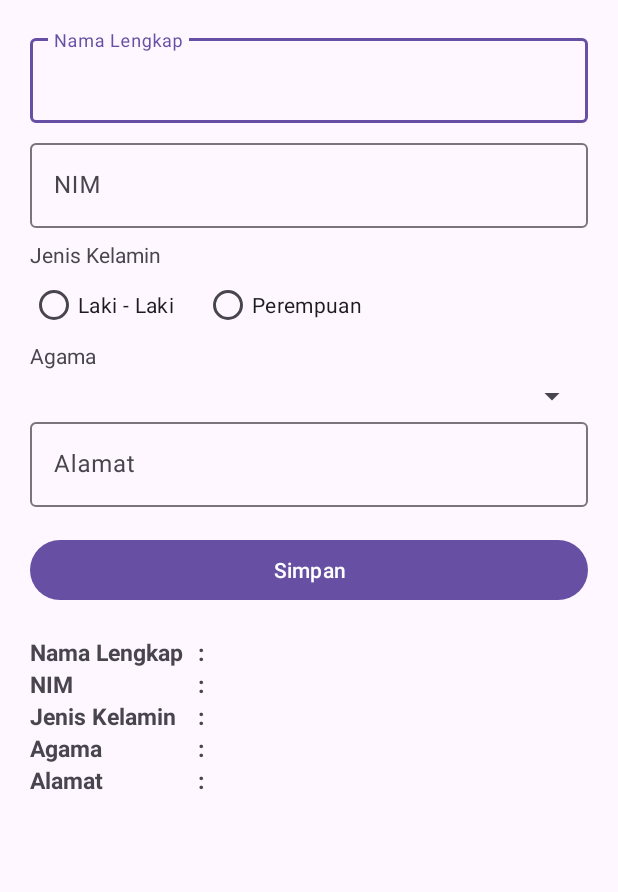
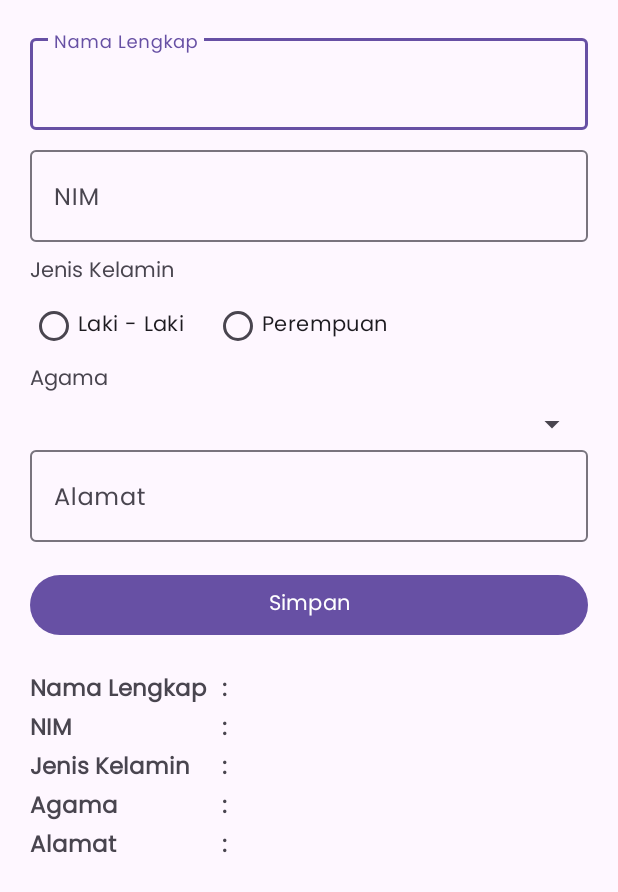
Before and after one commit to rrma1710/AssigmentDesign, an Android app: the InputDataActivity screen opened directly, with no data from a screen before it, on a phone screen of 412 x 824 dp. Shown: the top 892 px of the screen. Run offline under Robolectric (Android 15) with nearby library versions, the phone set to English and light mode, and no system bars.

Commit message:
Update activity_input_data.xml

```diff
--- a/app/src/main/java/com/vsga/assigmentdesign/activity/dashboard/InputDataActivity.kt
+++ b/app/src/main/java/com/vsga/assigmentdesign/activity/dashboard/InputDataActivity.kt
@@ -1,9 +1,12 @@
 package com.vsga.assigmentdesign.activity.dashboard
 
+import android.graphics.text.LineBreaker.JUSTIFICATION_MODE_INTER_WORD
+import android.os.Build
 import android.os.Bundle
 import android.widget.ArrayAdapter
 import android.widget.Button
 import android.widget.RadioButton
+import androidx.annotation.RequiresApi
 import androidx.appcompat.app.AppCompatActivity
 import com.vsga.assigmentdesign.R
 import com.vsga.assigmentdesign.databinding.ActivityInputDataBinding
@@ -20,6 +23,7 @@ class InputDataActivity : AppCompatActivity() {
     var selectedSuperStar: String? = null
     var submit: Button? = null
 
+    @RequiresApi(Build.VERSION_CODES.O)
     override fun onCreate(savedInstanceState: Bundle?) {
         super.onCreate(savedInstanceState)
         binding = ActivityInputDataBinding.inflate(layoutInflater)
--- a/app/src/main/res/layout/activity_input_data.xml
+++ b/app/src/main/res/layout/activity_input_data.xml
@@ -19,6 +19,7 @@
         <com.google.android.material.textfield.TextInputEditText
             android:layout_width="match_parent"
             android:layout_height="wrap_content"
+            android:fontFamily="@font/poppins"
             android:hint="Nama Lengkap" />
     </com.google.android.material.textfield.TextInputLayout>
 
@@ -32,6 +33,7 @@
         <com.google.android.material.textfield.TextInputEditText
             android:layout_width="match_parent"
             android:layout_height="wrap_content"
+            android:fontFamily="@font/poppins"
             android:hint="NIM" />
     </com.google.android.material.textfield.TextInputLayout>
 
@@ -42,6 +44,7 @@
         android:layout_marginStart="20dp"
         android:layout_marginTop="8dp"
         android:layout_marginEnd="20dp"
+        android:fontFamily="@font/poppins"
         android:text="Jenis Kelamin" />
 
     <RadioGroup
@@ -57,12 +60,14 @@
             android:layout_width="match_parent"
             android:layout_height="wrap_content"
             android:layout_marginEnd="20dp"
+            android:fontFamily="@font/poppins"
             android:text="Laki - Laki" />
 
         <RadioButton
             android:id="@+id/rb_perempuan"
             android:layout_width="match_parent"
             android:layout_height="wrap_content"
+            android:fontFamily="@font/poppins"
             android:text="Perempuan" />
     </RadioGroup>
 
@@ -72,6 +77,7 @@
         android:layout_marginStart="20dp"
         android:layout_marginEnd="20dp"
         android:layout_marginBottom="5dp"
+        android:fontFamily="@font/poppins"
         android:text="Agama" />
 
     <Spinner
@@ -79,6 +85,7 @@
         android:layout_width="match_parent"
         android:layout_height="wrap_content"
         android:layout_marginStart="20dp"
+        android:theme="@style/SpinnerTheme"
         android:layout_marginEnd="20dp" />
 
     <com.google.android.material.textfield.TextInputLayout
@@ -90,10 +97,11 @@
         android:layout_marginBottom="8dp">
 
         <com.google.android.material.textfield.TextInputEditText
-            maxLines="2"
             android:layout_width="match_parent"
             android:layout_height="wrap_content"
-            android:hint="Alamat" />
+            android:fontFamily="@font/poppins"
+            android:hint="Alamat"
+            android:maxLines="3" />
     </com.google.android.material.textfield.TextInputLayout>
 
 
@@ -104,14 +112,15 @@
         android:layout_marginStart="20dp"
         android:layout_marginTop="10dp"
         android:layout_marginEnd="20dp"
+        android:fontFamily="@font/poppins"
         android:text="@string/simpan" />
 
     <LinearLayout
-        android:layout_marginTop="20dp"
-        android:layout_marginStart="20dp"
-        android:layout_marginEnd="20dp"
         android:layout_width="match_parent"
         android:layout_height="wrap_content"
+        android:layout_marginStart="20dp"
+        android:layout_marginTop="20dp"
+        android:layout_marginEnd="20dp"
         android:orientation="horizontal">
 
         <LinearLayout
@@ -124,6 +133,7 @@
                 android:layout_height="wrap_content"
                 android:text="@string/nama_lengkap"
                 android:textSize="15sp"
+                android:fontFamily="@font/poppins"
                 android:textStyle="bold" />
 
             <TextView
@@ -131,6 +141,7 @@
                 android:layout_height="wrap_content"
                 android:text="NIM"
                 android:textSize="15sp"
+                android:fontFamily="@font/poppins"
                 android:textStyle="bold" />
 
             <TextView
@@ -138,12 +149,14 @@
                 android:layout_height="wrap_content"
                 android:text="@string/jenis_kelamin"
                 android:textSize="15sp"
+                android:fontFamily="@font/poppins"
                 android:textStyle="bold" />
 
             <TextView
                 android:layout_width="match_parent"
                 android:layout_height="wrap_content"
                 android:text="@string/agama"
+                android:fontFamily="@font/poppins"
                 android:textSize="15sp"
                 android:textStyle="bold" />
 
@@ -152,9 +165,10 @@
                 android:layout_height="wrap_content"
                 android:text="@string/alamat"
                 android:textSize="15sp"
-                android:justificationMode="inter_word"
+                android:fontFamily="@font/poppins"
                 android:textStyle="bold" />
         </LinearLayout>
+
         <LinearLayout
             android:layout_width="wrap_content"
             android:layout_height="wrap_content"
@@ -166,6 +180,7 @@
                 android:layout_width="match_parent"
                 android:layout_height="wrap_content"
                 android:text="@string/titik2"
+                android:fontFamily="@font/poppins"
                 android:textSize="15sp"
                 android:textStyle="bold" />
 
@@ -173,6 +188,7 @@
                 android:layout_width="match_parent"
                 android:layout_height="wrap_content"
                 android:text="@string/titik2"
+                android:fontFamily="@font/poppins"
                 android:textSize="15sp"
                 android:textStyle="bold" />
 
@@ -180,6 +196,7 @@
                 android:layout_width="match_parent"
                 android:layout_height="wrap_content"
                 android:text="@string/titik2"
+                android:fontFamily="@font/poppins"
                 android:textSize="15sp"
                 android:textStyle="bold" />
 
@@ -187,6 +204,7 @@
                 android:layout_width="match_parent"
                 android:layout_height="wrap_content"
                 android:text="@string/titik2"
+                android:fontFamily="@font/poppins"
                 android:textSize="15sp"
                 android:textStyle="bold" />
 
@@ -194,6 +212,7 @@
                 android:layout_width="match_parent"
                 android:layout_height="wrap_content"
                 android:text="@string/titik2"
+                android:fontFamily="@font/poppins"
                 android:textSize="15sp"
                 android:textStyle="bold" />
         </LinearLayout>
@@ -207,29 +226,35 @@
                 android:id="@+id/tv_nama_lengkap"
                 android:layout_width="match_parent"
                 android:layout_height="wrap_content"
+                android:fontFamily="@font/poppins"
                 android:textSize="15sp" />
 
             <TextView
                 android:id="@+id/tv_nim"
                 android:layout_width="match_parent"
                 android:layout_height="wrap_content"
+                android:fontFamily="@font/poppins"
                 android:textSize="15sp" />
 
             <TextView
                 android:id="@+id/tv_jenis_kelamin"
                 android:layout_width="match_parent"
                 android:layout_height="wrap_content"
-                android:textSize="15sp"/>
+                android:fontFamily="@font/poppins"
+                android:textSize="15sp" />
 
             <TextView
                 android:id="@+id/tv_agama"
                 android:layout_width="match_parent"
+                android:fontFamily="@font/poppins"
                 android:layout_height="wrap_content"
                 android:textSize="15sp" />
 
             <TextView
                 android:id="@+id/tv_alamat"
                 android:layout_width="match_parent"
+                android:fontFamily="@font/poppins"
+                android:justificationMode="inter_word"
                 android:layout_height="wrap_content"
                 android:textSize="15sp" />
 
--- a/app/src/main/res/values/themes.xml
+++ b/app/src/main/res/values/themes.xml
@@ -36,4 +36,7 @@
         <item name="android:textColor">@color/white</item>
         <item name="android:onClick">operationAction</item>
     </style>
+    <style name="SpinnerTheme">
+        <item name="android:fontFamily">@font/poppins</item>
+    </style>
 </resources>
```
